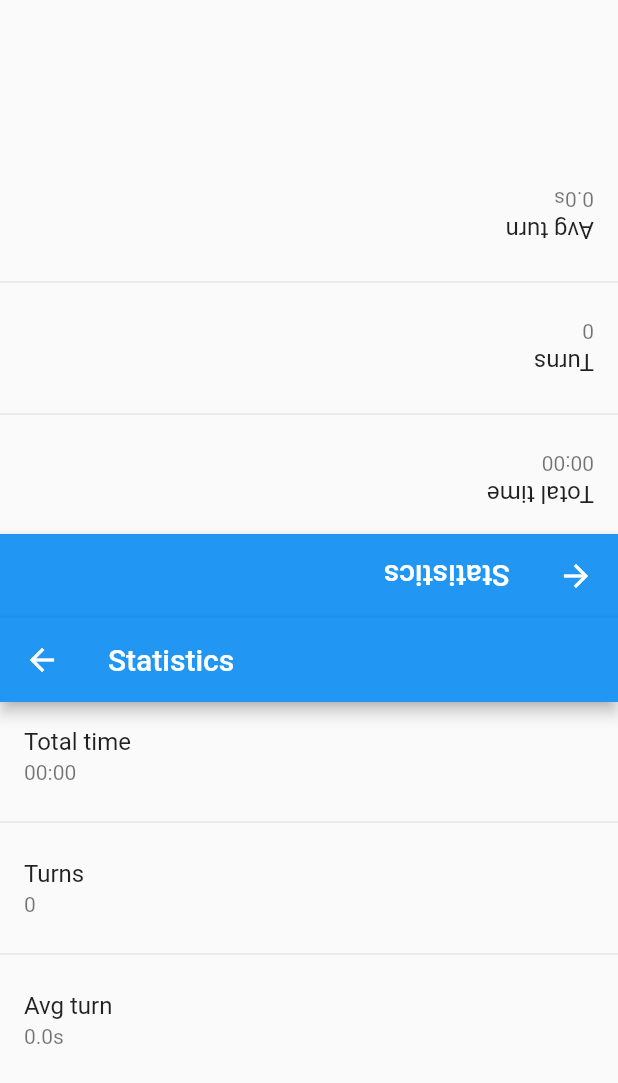
After one commit to Goddchen/ChessTimer, a Flutter app: the screen it shows after launch, after a tap on the "play arrow" icon, after a tap on the "stop" icon, on a phone screen of 412 x 824 dp. The commit adds this screen. Shown: the top 1083 px of the screen. Run offline on Flutter 3.47's test engine with Material 2 defaults, Android fonts, the phone set to English and light mode, and no system bars; missing offline and left inert: preferences, screen, vibrate.

Commit message:
add stop button and statistics screen (closes #17, closes #18)

```diff
--- a/chess_timer/lib/localizations.dart
+++ b/chess_timer/lib/localizations.dart
@@ -14,6 +14,8 @@ class AppLocalizations {
 
   static Map<String, Map<String, String>> localizedValues = {
     'en': {
+      'app_name': 'Chess Timer',
+      'statistics': 'Statistics',
       'total_time': 'Total time',
       'turns': 'Turns',
       'avg_turn': 'Avg turn',
@@ -28,6 +30,8 @@ class AppLocalizations {
       'settings_animate_last_seconds': 'Animate on last turn seconds',
     },
     'de': {
+      'app_name': 'Schach-Timer',
+      'statistics': 'Statistiken',
       'total_time': 'Gesamtzeit',
       'turns': 'Züge',
       'avg_turn': 'Durchschn. Zug',
--- a/chess_timer/lib/main.dart
+++ b/chess_timer/lib/main.dart
@@ -11,6 +11,7 @@ import 'localizations.dart';
 import 'package:screen/screen.dart';
 import 'package:flutter/services.dart';
 import 'dart:async';
+import 'stats.dart';
 
 void main() async {
   await SystemChrome.setPreferredOrientations([
@@ -21,12 +22,35 @@ void main() async {
   runApp(MyApp());
 }
 
-class MyApp extends StatefulWidget {
+class MyApp extends StatelessWidget {
+  @override
+  Widget build(BuildContext context) {
+    return MaterialApp(
+      localizationsDelegates: [
+        AppLocalizations.delegate,
+        GlobalMaterialLocalizations.delegate,
+        GlobalWidgetsLocalizations.delegate,
+      ],
+      supportedLocales: [
+        const Locale('en'),
+        const Locale('de'),
+      ],
+      title: AppLocalizations.of(context)?.get('app_name') ?? 'Chess Timer',
+      theme: ThemeData(
+        primarySwatch: Colors.blue,
+      ),
+      home: MainWidget(),
+    );
+  }
+}
+
+class MainWidget extends StatefulWidget {
   @override
   State<StatefulWidget> createState() => ChessTimerState();
 }
 
-class ChessTimerState extends State<MyApp> with SingleTickerProviderStateMixin {
+class ChessTimerState extends State<MainWidget>
+    with SingleTickerProviderStateMixin {
   static final defaultPlayersTime = 20;
 
   int _turnTimeSeconds;
@@ -70,6 +94,19 @@ class ChessTimerState extends State<MyApp> with SingleTickerProviderStateMixin {
     if (_timer?.isRunning == false) {
       _startTimerForCurrentPlayer();
     }
+  }
+
+  void stop() {
+    pause();
+    Navigator.push(
+        context,
+        MaterialPageRoute(
+            builder: (context) => StatisticsScreenWidget(
+                _stopwatches
+                    .map((sw) => sw.elapsed.inSeconds)
+                    .reduce((a, b) => a + b),
+                _turnCounter,
+                _stopwatches)));
   }
 
   void _setPlayerAtTurn(int triggeringPlayer) {
@@ -172,21 +209,7 @@ class ChessTimerState extends State<MyApp> with SingleTickerProviderStateMixin {
 
   @override
   Widget build(BuildContext context) {
-    return MaterialApp(
-        localizationsDelegates: [
-          AppLocalizations.delegate,
-          GlobalMaterialLocalizations.delegate,
-          GlobalWidgetsLocalizations.delegate,
-        ],
-        supportedLocales: [
-          const Locale('en'),
-          const Locale('de'),
-        ],
-        title: 'Chess Timer',
-        theme: ThemeData(
-          primarySwatch: Colors.blue,
-        ),
-        home: SafeArea(
+    return SafeArea(
       child: Material(
         child: Container(
           child: Column(
@@ -206,8 +229,7 @@ class ChessTimerState extends State<MyApp> with SingleTickerProviderStateMixin {
                             .map((sw) => sw.elapsed.inSeconds)
                             .reduce((a, b) => a + b),
                         turnCounter: _turnCounter[1],
-                            playerTimeSeconds:
-                                _stopwatches[1].elapsed.inSeconds,
+                        playerTimeSeconds: _stopwatches[1].elapsed.inSeconds,
                       ),
                     ),
                   ),
@@ -236,6 +258,6 @@ class ChessTimerState extends State<MyApp> with SingleTickerProviderStateMixin {
           ),
         ),
       ),
-        ));
+    );
   }
 }
--- a/chess_timer/lib/middle_area.dart
+++ b/chess_timer/lib/middle_area.dart
@@ -40,13 +40,22 @@ class MiddleArea extends StatelessWidget {
         ),
         InkWell(
           child: Icon(
+            Icons.stop,
+            size: 48,
+          ),
+          onTap: () {
+            ChessTimerState state =
+                context.ancestorStateOfType(TypeMatcher<ChessTimerState>());
+            state.stop();
+          },
+        ),
+        InkWell(
+          child: Icon(
             Icons.settings,
             size: 48,
           ),
-          onTap: () {
-            Navigator.push(context,
-                MaterialPageRoute(builder: (context) => SettingsWidget()));
-          },
+          onTap: () => Navigator.push(context,
+              MaterialPageRoute(builder: (context) => SettingsWidget())),
         ),
       ],
     );
--- /dev/null
+++ b/chess_timer/lib/stats.dart
@@ -0,0 +1,90 @@
+import 'package:flutter/material.dart';
+import 'package:chess_timer/localizations.dart';
+import 'dart:math';
+import 'package:intl/intl.dart';
+
+class StatisticsScreenWidget extends StatelessWidget {
+  final int _totalTimeSeconds;
+  final List<int> _playerTurnCount;
+  final List<Stopwatch> _stopwatches;
+
+  StatisticsScreenWidget(int totalTimeSeconds, List<int> playerTurnCount,
+      List<Stopwatch> stopwatches)
+      : _totalTimeSeconds = totalTimeSeconds,
+        _playerTurnCount = playerTurnCount,
+        _stopwatches = stopwatches;
+
+  @override
+  Widget build(BuildContext context) => Column(
+        children: <Widget>[
+          Expanded(
+            child: Transform.rotate(
+              angle: pi,
+              child: Scaffold(
+                appBar: AppBar(
+                    title:
+                        Text(AppLocalizations.of(context).get('statistics'))),
+                body: StatisticsWidget(
+                    _totalTimeSeconds, _playerTurnCount, _stopwatches),
+              ),
+            ),
+          ),
+          Expanded(
+            child: Scaffold(
+              appBar: AppBar(
+                  title: Text(AppLocalizations.of(context).get('statistics'))),
+              body: StatisticsWidget(
+                  _totalTimeSeconds, _playerTurnCount, _stopwatches),
+            ),
+          ),
+        ],
+      );
+}
+
+class StatisticsWidget extends StatelessWidget {
+  final int _totalTimeSeconds;
+  final List<int> _playerTurnCount;
+  final List<Stopwatch> _stopwatches;
+
+  StatisticsWidget(int totalTimeSeconds, List<int> playerTurnCount,
+      List<Stopwatch> stopwatches)
+      : _totalTimeSeconds = totalTimeSeconds,
+        _playerTurnCount = playerTurnCount,
+        _stopwatches = stopwatches;
+  @override
+  Widget build(BuildContext context) {
+    int playerTurnsSeconds =
+        _stopwatches.map((sw) => sw.elapsed.inSeconds).reduce((a, b) => a + b);
+    int turnCount = _playerTurnCount.reduce((a, b) => a + b);
+    return Column(
+      children: <Widget>[
+        ListTile(
+          title: Text(
+            AppLocalizations.of(context).get('total_time'),
+          ),
+          subtitle: Text(
+            NumberFormat('00').format((_totalTimeSeconds / 60).floor()) +
+                ':' +
+                NumberFormat('00').format(_totalTimeSeconds % 60),
+          ),
+        ),
+        Divider(),
+        ListTile(
+          title: Text(
+            AppLocalizations.of(context).get('turns'),
+          ),
+          subtitle: Text(_playerTurnCount.reduce((a, b) => a + b).toString()),
+        ),
+        Divider(),
+        ListTile(
+          title: Text(AppLocalizations.of(context).get('avg_turn')),
+          subtitle: Text(
+            NumberFormat('0.0').format(
+                    turnCount == 0 ? 0 : (playerTurnsSeconds / turnCount)) +
+                's',
+          ),
+        )
+      ],
+    );
+  }
+}
```
Lines whose indentation alone changed are shown as unchanged.
